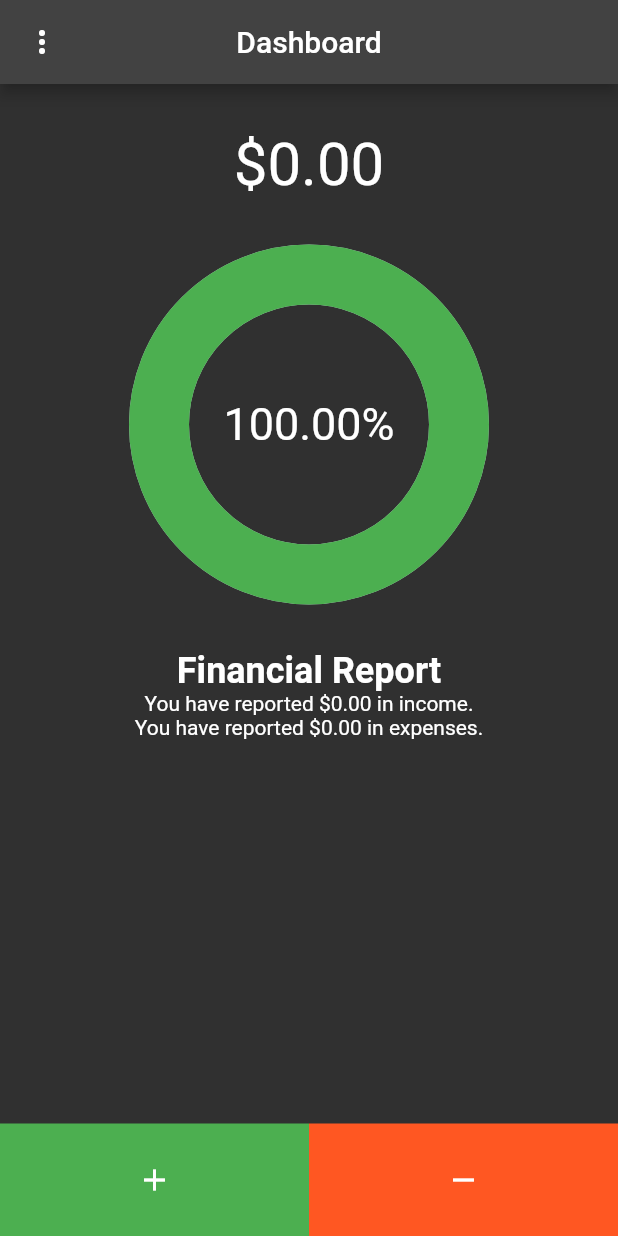
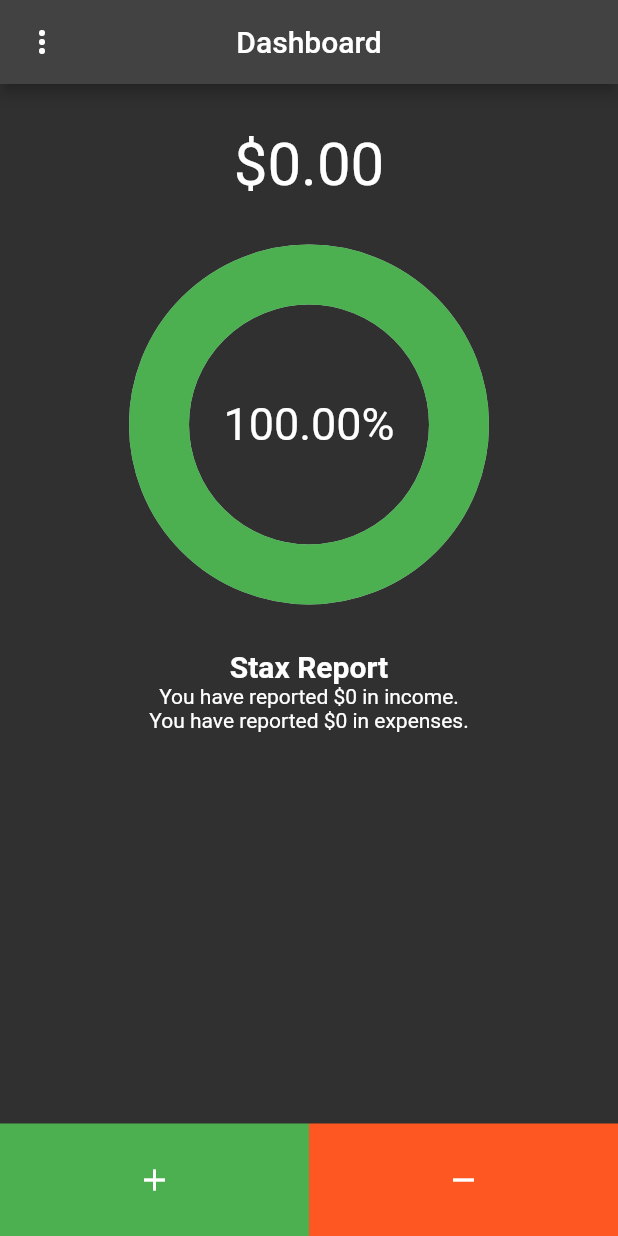
Before and after one commit to CaseyNguyen/Stax, a Flutter app: the screen it shows after launch, on a phone screen of 412 x 824 dp. Run offline on Flutter 3.47's test engine with Material 2 defaults, Android fonts, the light colour scheme and no system bars; drawn by our look-alikes of percent_indicator; our stand-ins replace floor, google_fonts, sqflite; missing offline and left inert: splash_screen_view; accounts and stored records are empty; generated files the repository leaves out were written again.

Commit message:
Commas have been added to the report.

```diff
--- a/lib/blocks/report.dart
+++ b/lib/blocks/report.dart
@@ -1,21 +1,23 @@
 import 'package:flutter/material.dart';
+import 'package:intl/intl.dart';
 
 class UtilizationReport extends StatelessWidget{
   UtilizationReport({required this.view, super.key});
   List<double> view;
+  NumberFormat myFormat = NumberFormat.decimalPattern('en_us');
   @override
   Widget build(BuildContext context){
     return Column(
       children: [
-        const Text('Financial Report', style: TextStyle(
+        const Text('Stax Report', style: TextStyle(
           fontWeight: FontWeight.bold,
-          fontSize: 24
+          fontSize: 20
         )),
         (view[0] == 0 || view[1] == 0) ?
           Container() :
-          Text('You have used ${((view[5]).toStringAsFixed(2))}% of reported income.'),
-        Text('You have reported \$${(view[0].toStringAsFixed(2))} in income.'),
-        Text('You have reported \$${(view[1].toStringAsFixed(2))} in expenses.'),
+          Text('You have used ${(myFormat.format(view[5]))}% of reported income.'),
+        Text('You have reported \$${(myFormat.format(view[0]))} in income.'),
+        Text('You have reported \$${(myFormat.format(view[1]))} in expenses.'),
       ]
     );
   }
--- a/lib/blocks/utilization.dart
+++ b/lib/blocks/utilization.dart
@@ -1,4 +1,6 @@
 import 'package:flutter/material.dart';
+
+
 
 class Utilization extends StatelessWidget{
   Utilization({required this.percent, super.key});
--- a/pubspec.yaml
+++ b/pubspec.yaml
@@ -41,6 +41,7 @@ dependencies:
   provider:
   splash_screen_view: ^3.0.0
   google_fonts:
+  intl:
 
 dev_dependencies:
   flutter_test:
```
Also changed, not shown: pubspec.lock.
